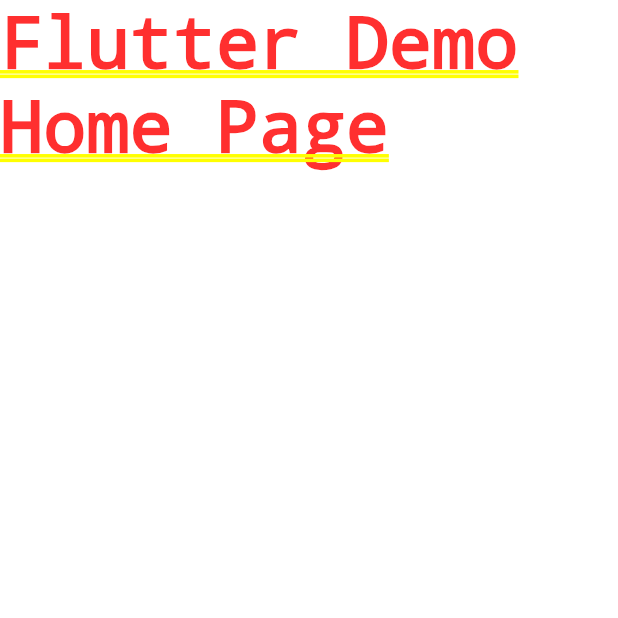
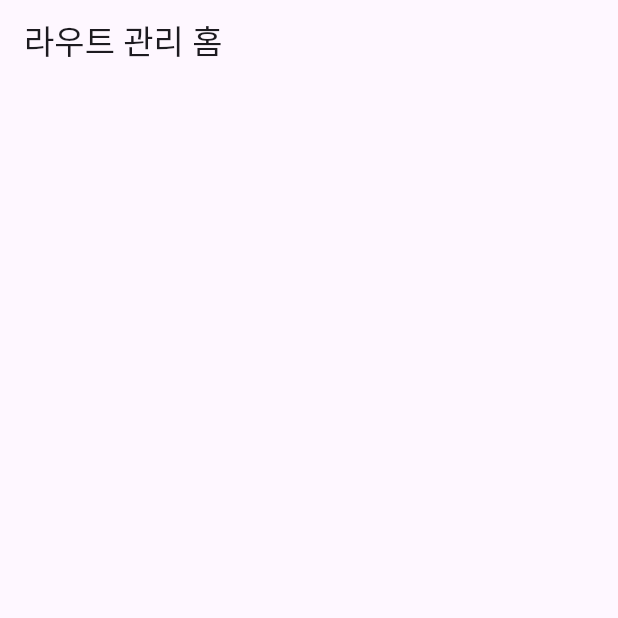
Before and after one commit to Lodny/flutter-getx, a Flutter app: the screen it shows after launch, on a phone screen of 412 x 824 dp, the top half of it. Run offline on Flutter 3.47's test engine with Material 3 defaults, Android fonts, the phone set to English and light mode, and no system bars; our stand-ins replace get.

Commit message:
GetMaterialApp 적용하고 home.dart 추가

```diff
--- a/lib/main.dart
+++ b/lib/main.dart
@@ -1,4 +1,6 @@
+import 'package:ex_getx/src/page/home.dart';
 import 'package:flutter/material.dart';
+import 'package:get/get.dart';
 
 
 // Todo
@@ -18,13 +20,13 @@ class MyApp extends StatelessWidget {
 
   @override
   Widget build(BuildContext context) {
-    return MaterialApp(
+    return GetMaterialApp(
       title: 'Flutter Demo',
       theme: ThemeData(
         colorScheme: ColorScheme.fromSeed(seedColor: Colors.deepPurple),
         useMaterial3: true,
       ),
-      home: const Text('Flutter Demo Home Page'),
+      home: Home(),
     );
   }
 }
--- /dev/null
+++ b/lib/src/page/home.dart
@@ -0,0 +1,14 @@
+import 'package:flutter/material.dart';
+
+class Home extends StatelessWidget {
+  const Home({super.key});
+
+  @override
+  Widget build(BuildContext context) {
+    return Scaffold(
+      appBar: AppBar(
+        title: Text('라우트 관리 홈'),
+      ),
+    );
+  }
+}
```
